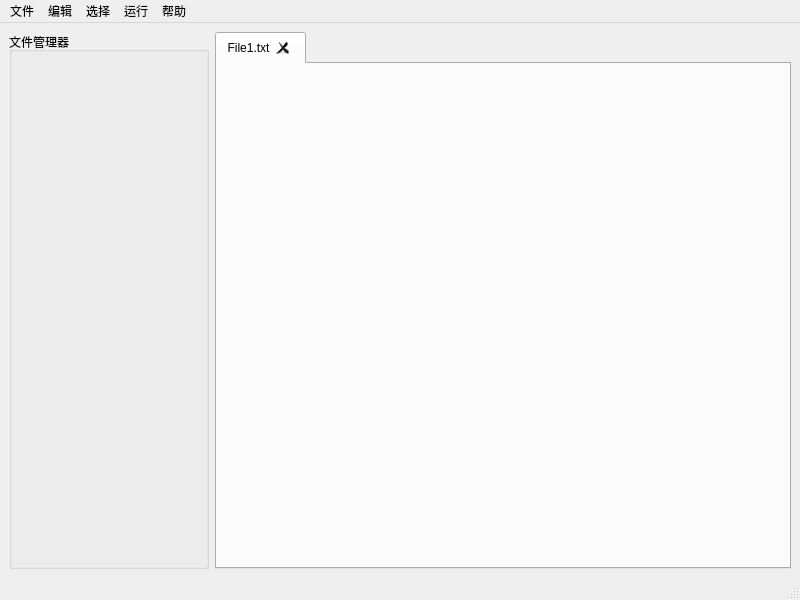
Before: the Qt Designer form BITC/mainwindow.ui in ssh555/CPP-IDE, drawn with Qt 5.
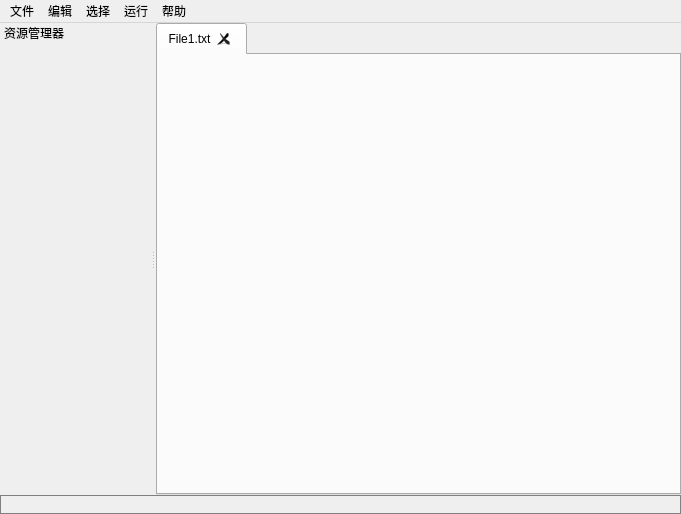
After: the same form once the commit is applied.

Diff of the .ui file:
```diff
--- a/BITC/mainwindow.ui
+++ b/BITC/mainwindow.ui
@@ -6,8 +6,8 @@
    <rect>
     <x>0</x>
     <y>0</y>
-    <width>800</width>
-    <height>600</height>
+    <width>681</width>
+    <height>514</height>
    </rect>
   </property>
   <property name="windowTitle">
@@ -15,7 +15,22 @@
   </property>
   <widget class="QWidget" name="centralwidget">
    <layout class="QGridLayout" name="gridLayout">
-    <item row="0" column="1">
+    <property name="leftMargin">
+     <number>0</number>
+    </property>
+    <property name="topMargin">
+     <number>0</number>
+    </property>
+    <property name="rightMargin">
+     <number>0</number>
+    </property>
+    <property name="bottomMargin">
+     <number>0</number>
+    </property>
+    <property name="spacing">
+     <number>0</number>
+    </property>
+    <item row="0" column="0">
      <widget class="QTabWidget" name="tabWgtEditArea">
       <property name="currentIndex">
        <number>0</number>
@@ -30,19 +45,6 @@
       </widget>
      </widget>
     </item>
-    <item row="0" column="0">
-     <widget class="QGroupBox" name="gBoxFileMgr">
-      <property name="minimumSize">
-       <size>
-        <width>200</width>
-        <height>530</height>
-       </size>
-      </property>
-      <property name="title">
-       <string>文件管理器</string>
-      </property>
-     </widget>
-    </item>
    </layout>
   </widget>
   <widget class="QMenuBar" name="menubar">
@@ -50,7 +52,7 @@
     <rect>
      <x>0</x>
      <y>0</y>
-     <width>800</width>
+     <width>681</width>
      <height>26</height>
     </rect>
    </property>
@@ -112,7 +114,51 @@
    <addaction name="menuRun"/>
    <addaction name="menuHelp"/>
   </widget>
-  <widget class="QStatusBar" name="statusbarTips"/>
+  <widget class="QDockWidget" name="gBoxFileMgr">
+   <property name="minimumSize">
+    <size>
+     <width>150</width>
+     <height>100</height>
+    </size>
+   </property>
+   <property name="maximumSize">
+    <size>
+     <width>250</width>
+     <height>524287</height>
+    </size>
+   </property>
+   <property name="autoFillBackground">
+    <bool>false</bool>
+   </property>
+   <property name="styleSheet">
+    <string notr="true"/>
+   </property>
+   <property name="features">
+    <set>QDockWidget::DockWidgetMovable</set>
+   </property>
+   <property name="allowedAreas">
+    <set>Qt::LeftDockWidgetArea|Qt::RightDockWidgetArea</set>
+   </property>
+   <property name="windowTitle">
+    <string>资源管理器</string>
+   </property>
+   <attribute name="dockWidgetArea">
+    <number>1</number>
+   </attribute>
+   <widget class="QWidget" name="dockWidgetContents">
+    <property name="styleSheet">
+     <string notr="true"/>
+    </property>
+   </widget>
+  </widget>
+  <widget class="QStatusBar" name="statusbarTips">
+   <property name="styleSheet">
+    <string notr="true">border: 1px solid gray;</string>
+   </property>
+   <property name="sizeGripEnabled">
+    <bool>false</bool>
+   </property>
+  </widget>
   <action name="actionNewFile">
    <property name="text">
     <string>新建文件    CTRL+N</string>
```
